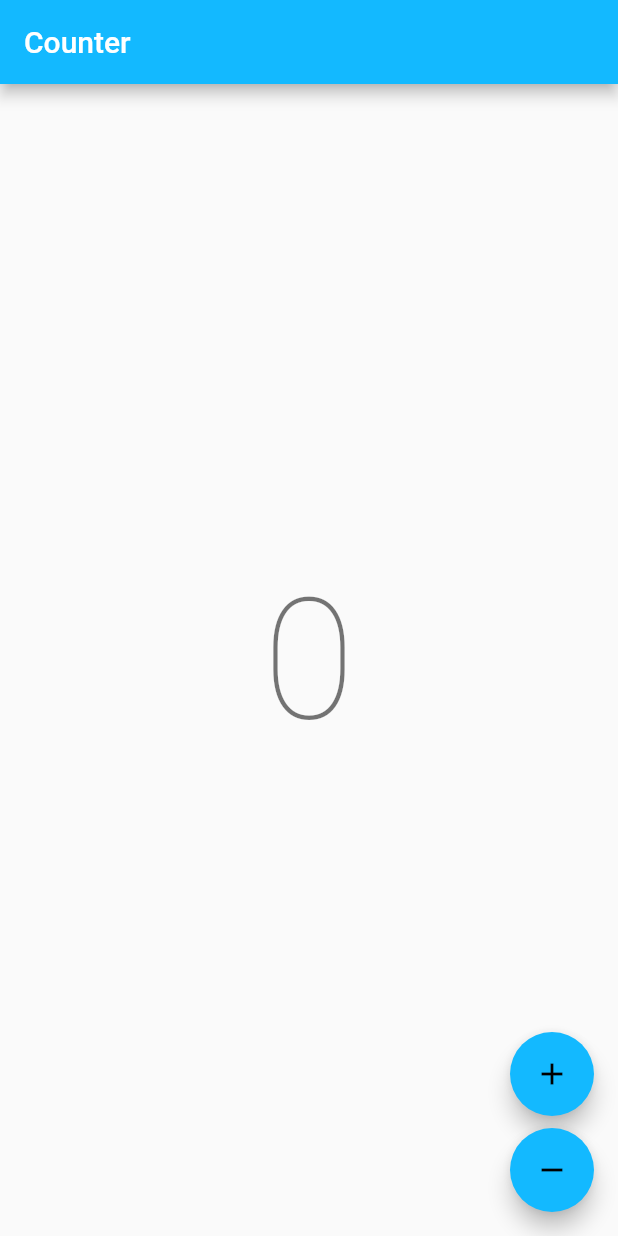
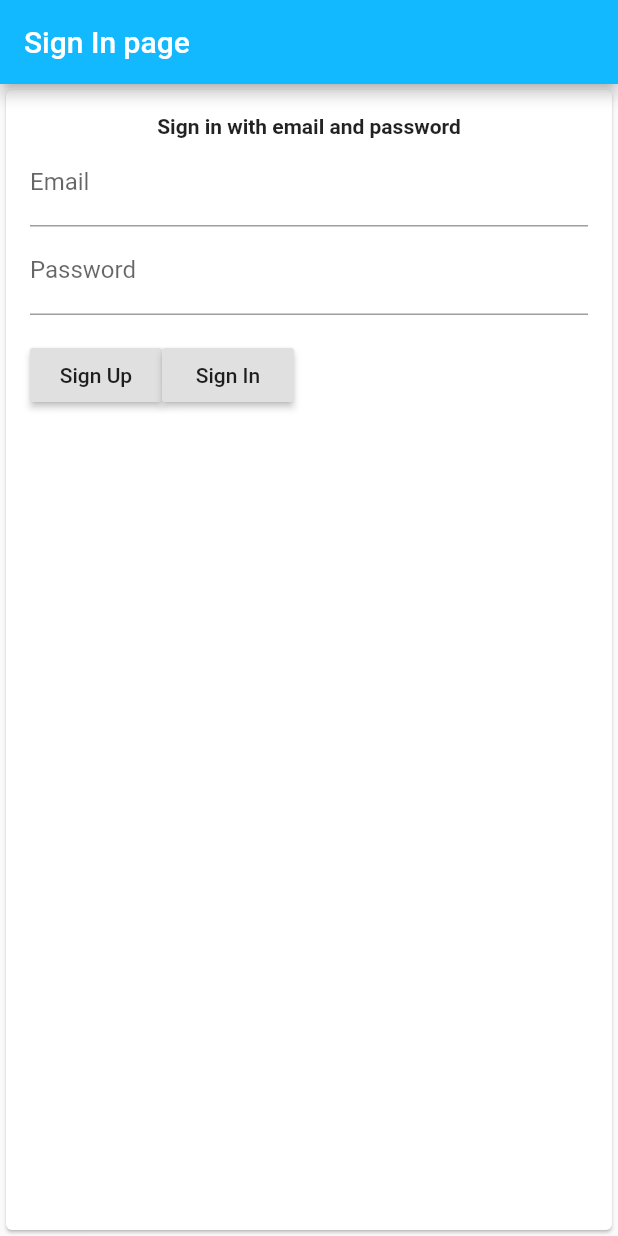
Before and after one commit to prasadsunny1/very_good_notes, a Flutter app: the screen it shows after launch, on a phone screen of 412 x 824 dp. Run offline on Flutter 3.47's test engine with Material 2 defaults, Android fonts, the phone set to English and light mode, and no system bars; our stand-ins replace bloc, firebase_auth, firebase_core, flutter_bloc; accounts and stored records are empty; generated files the repository leaves out were written again.

Commit message:
Add sign up and sign in page

```diff
--- a/lib/app/app.dart
+++ b/lib/app/app.dart
@@ -9,6 +9,7 @@ import 'package:flutter/material.dart';
 import 'package:flutter_localizations/flutter_localizations.dart';
 import 'package:very_good_notes/counter/counter.dart';
 import 'package:very_good_notes/l10n/l10n.dart';
+import 'package:very_good_notes/signin_page.dart';
 
 class App extends StatelessWidget {
   const App({Key? key}) : super(key: key);
@@ -25,7 +26,7 @@ class App extends StatelessWidget {
         GlobalMaterialLocalizations.delegate,
       ],
       supportedLocales: AppLocalizations.supportedLocales,
-      home: const CounterPage(),
+      home: EmailPasswordForm(),
     );
   }
 }
--- /dev/null
+++ b/lib/signin_page.dart
@@ -0,0 +1,141 @@
+import 'package:firebase_auth/firebase_auth.dart';
+import 'package:flutter/material.dart';
+
+final FirebaseAuth _auth = FirebaseAuth.instance;
+
+class EmailPasswordForm extends StatefulWidget {
+  @override
+  State<StatefulWidget> createState() => _EmailPasswordFormState();
+}
+
+class _EmailPasswordFormState extends State<EmailPasswordForm> {
+  final GlobalKey<FormState> _formKey = GlobalKey<FormState>();
+  final TextEditingController _emailController = TextEditingController();
+  final TextEditingController _passwordController = TextEditingController();
+
+  @override
+  Widget build(BuildContext context) {
+    return Scaffold(
+      appBar: AppBar(
+        title: const Text('Sign In page'),
+      ),
+      body: Form(
+        key: _formKey,
+        child: Card(
+          child: Padding(
+            padding: const EdgeInsets.all(16),
+            child: Column(
+              crossAxisAlignment: CrossAxisAlignment.start,
+              children: <Widget>[
+                Container(
+                  alignment: Alignment.center,
+                  child: const Text(
+                    'Sign in with email and password',
+                    style: TextStyle(fontWeight: FontWeight.bold),
+                  ),
+                ),
+                TextFormField(
+                  controller: _emailController,
+                  decoration: const InputDecoration(labelText: 'Email'),
+                  validator: (String? value) {
+                    if (value?.isEmpty ?? false)
+                      return 'Please enter some text';
+                    return null;
+                  },
+                ),
+                TextFormField(
+                  controller: _passwordController,
+                  decoration: const InputDecoration(labelText: 'Password'),
+                  validator: (String? value) {
+                    if (value?.isEmpty ?? false)
+                      return 'Please enter some text';
+                    return null;
+                  },
+                  obscureText: true,
+                ),
+                Row(
+                  children: [
+                    Container(
+                      padding: const EdgeInsets.only(top: 16),
+                      alignment: Alignment.center,
+                      child: RaisedButton(
+                        // Buttons.Email,
+                        child: Text('Sign Up'),
+                        onPressed: () async {
+                          if (_formKey.currentState?.validate() ?? false) {
+                            await _createUserWithEmailAndPassword();
+                          }
+                        },
+                      ),
+                    ),
+                    Container(
+                      padding: const EdgeInsets.only(top: 16),
+                      alignment: Alignment.center,
+                      child: RaisedButton(
+                        // Buttons.Email,
+                        child: Text('Sign In'),
+                        onPressed: () async {
+                          if (_formKey.currentState?.validate() ?? false) {
+                            await _signInWithEmailAndPassword();
+                          }
+                        },
+                      ),
+                    ),
+                  ],
+                ),
+              ],
+            ),
+          ),
+        ),
+      ),
+    );
+  }
+
+  @override
+  void dispose() {
+    _emailController.dispose();
+    _passwordController.dispose();
+    super.dispose();
+  }
+
+  _createUserWithEmailAndPassword() async {
+    try {
+      var userCredential = (await FirebaseAuth.instance
+              .createUserWithEmailAndPassword(
+                  email: _emailController.text,
+                  password: _passwordController.text))
+          .user;
+    } on FirebaseAuthException catch (e) {
+      if (e.code == 'weak-password') {
+        print('The password provided is too weak.');
+      } else if (e.code == 'email-already-in-use') {
+        print('The account already exists for that email.');
+      }
+    } catch (e) {
+      print(e);
+    }
+  }
+
+  // Example code of how to sign in with email and password.
+  Future<void> _signInWithEmailAndPassword() async {
+    try {
+      final user = (await _auth.signInWithEmailAndPassword(
+        email: _emailController.text,
+        password: _passwordController.text,
+      ))
+          .user;
+
+      ScaffoldMessenger.of(context).showSnackBar(
+        SnackBar(
+          content: Text('${user?.email} signed in'),
+        ),
+      );
+    } catch (e) {
+      ScaffoldMessenger.of(context).showSnackBar(
+        const SnackBar(
+          content: Text('Failed to sign in with Email & Password'),
+        ),
+      );
+    }
+  }
+}
```
